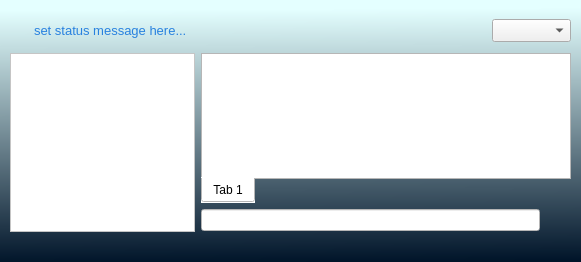
Before: the Qt Designer form bin/data/ui/communications.ui in realXtend/tundra, drawn with Qt 5.
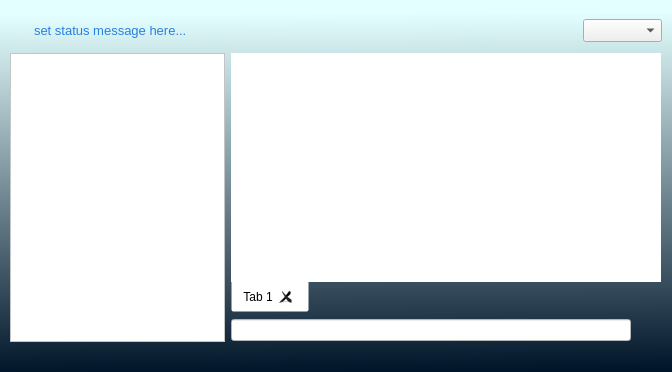
After: the same form once the commit is applied.

```diff
--- a/bin/data/ui/communications.ui
+++ b/bin/data/ui/communications.ui
@@ -6,8 +6,8 @@
    <rect>
     <x>0</x>
     <y>0</y>
-    <width>581</width>
-    <height>262</height>
+    <width>672</width>
+    <height>372</height>
    </rect>
   </property>
   <property name="windowTitle">
@@ -75,7 +75,8 @@
              </property>
              <property name="styleSheet">
               <string>background-color: rgba(255, 255, 255, 0);
-color: rgb(40, 129, 223);</string>
+color: rgb(40, 129, 223);
+border: 0px;</string>
              </property>
              <property name="text">
               <string>set status message here...</string>
@@ -247,12 +248,18 @@
           <layout class="QVBoxLayout" name="verticalLayout_3" stretch="0,0">
            <item>
             <widget class="QTabWidget" name="tabWidget_Conversations">
+             <property name="sizePolicy">
+              <sizepolicy hsizetype="Expanding" vsizetype="Expanding">
+               <horstretch>0</horstretch>
+               <verstretch>0</verstretch>
+              </sizepolicy>
+             </property>
              <property name="palette">
               <palette>
                <active>
                 <colorrole role="Button">
                  <brush brushstyle="SolidPattern">
-                  <color alpha="255">
+                  <color alpha="0">
                    <red>255</red>
                    <green>255</green>
                    <blue>255</blue>
@@ -261,7 +268,7 @@
                 </colorrole>
                 <colorrole role="Base">
                  <brush brushstyle="SolidPattern">
-                  <color alpha="255">
+                  <color alpha="0">
                    <red>255</red>
                    <green>255</green>
                    <blue>255</blue>
@@ -270,7 +277,7 @@
                 </colorrole>
                 <colorrole role="Window">
                  <brush brushstyle="SolidPattern">
-                  <color alpha="255">
+                  <color alpha="0">
                    <red>255</red>
                    <green>255</green>
                    <blue>255</blue>
@@ -281,7 +288,7 @@
                <inactive>
                 <colorrole role="Button">
                  <brush brushstyle="SolidPattern">
-                  <color alpha="255">
+                  <color alpha="0">
                    <red>255</red>
                    <green>255</green>
                    <blue>255</blue>
@@ -290,7 +297,7 @@
                 </colorrole>
                 <colorrole role="Base">
                  <brush brushstyle="SolidPattern">
-                  <color alpha="255">
+                  <color alpha="0">
                    <red>255</red>
                    <green>255</green>
                    <blue>255</blue>
@@ -299,7 +306,7 @@
                 </colorrole>
                 <colorrole role="Window">
                  <brush brushstyle="SolidPattern">
-                  <color alpha="255">
+                  <color alpha="0">
                    <red>255</red>
                    <green>255</green>
                    <blue>255</blue>
@@ -310,7 +317,7 @@
                <disabled>
                 <colorrole role="Button">
                  <brush brushstyle="SolidPattern">
-                  <color alpha="255">
+                  <color alpha="0">
                    <red>255</red>
                    <green>255</green>
                    <blue>255</blue>
@@ -319,7 +326,7 @@
                 </colorrole>
                 <colorrole role="Base">
                  <brush brushstyle="SolidPattern">
-                  <color alpha="255">
+                  <color alpha="0">
                    <red>255</red>
                    <green>255</green>
                    <blue>255</blue>
@@ -328,7 +335,7 @@
                 </colorrole>
                 <colorrole role="Window">
                  <brush brushstyle="SolidPattern">
-                  <color alpha="255">
+                  <color alpha="0">
                    <red>255</red>
                    <green>255</green>
                    <blue>255</blue>
@@ -339,7 +346,7 @@
               </palette>
              </property>
              <property name="styleSheet">
-              <string>background-color: rgb(255, 255, 255);</string>
+              <string>background-color: rgba(255, 255, 255, 0);</string>
              </property>
              <property name="tabPosition">
               <enum>QTabWidget::South</enum>
@@ -347,10 +354,17 @@
              <property name="currentIndex">
               <number>0</number>
              </property>
+             <property name="tabsClosable">
+              <bool>true</bool>
+             </property>
+             <property name="movable">
+              <bool>true</bool>
+             </property>
              <widget class="QWidget" name="tab">
               <attribute name="title">
                <string>Tab 1</string>
               </attribute>
+              <layout class="QHBoxLayout" name="horizontalLayout_5"/>
              </widget>
             </widget>
            </item>
```
